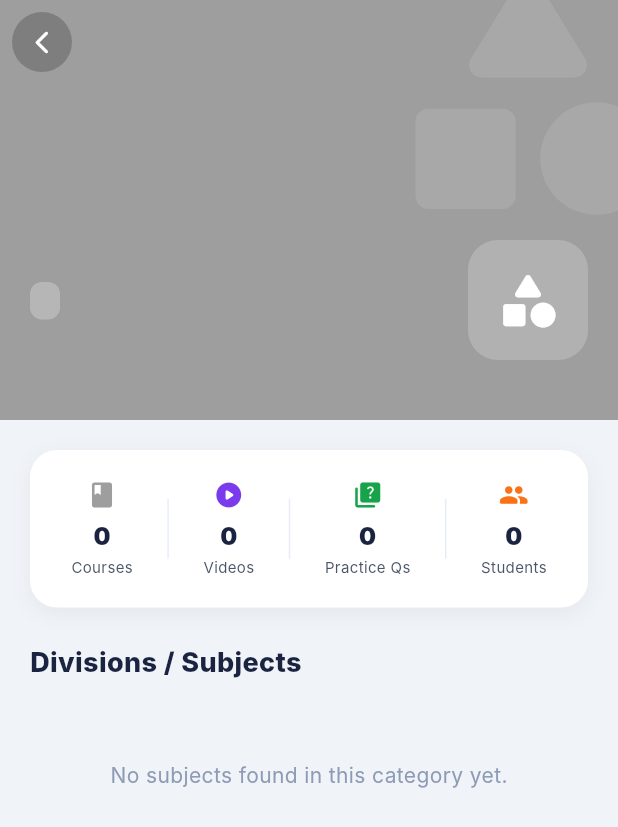
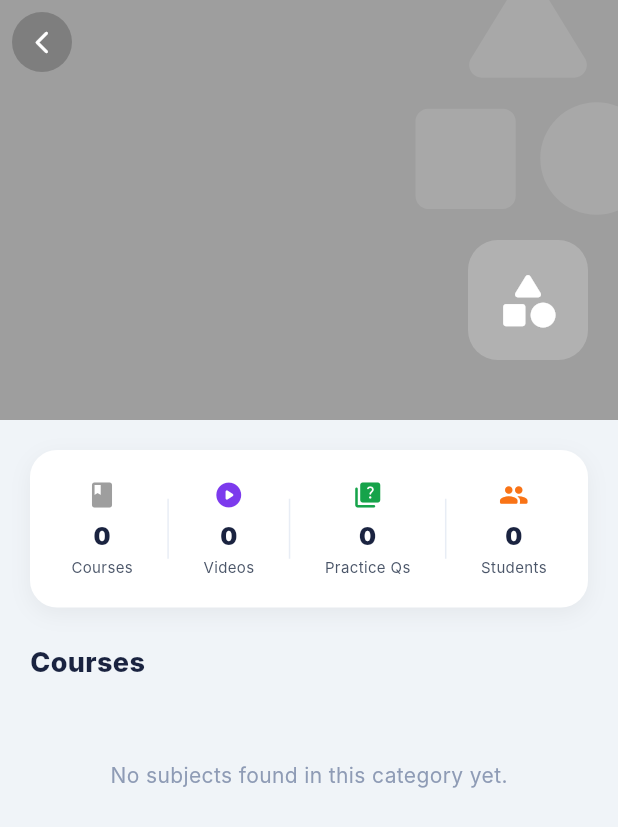
Before and after one commit to Shikur-Ebrahim/EthioClass, a Flutter app: the CategoryDetailScreen screen opened directly with empty values, on a phone screen of 412 x 824 dp. Shown: the top 827 px of the screen. Run offline on Flutter 3.47's test engine with Material 3 defaults, Android fonts, the phone set to English and light mode, and no system bars; our stand-ins replace device_info_plus, image_picker, shared_preferences, webview_flutter; accounts and stored records are empty; network calls fail; Roboto replaces fonts that are missing (Inter).

Commit message:
style: remove redundant category name pill and rename Divisions to Courses

```diff
--- a/flutter/lib/screens/user/category_detail_screen.dart
+++ b/flutter/lib/screens/user/category_detail_screen.dart
@@ -133,23 +133,6 @@ class _CategoryDetailScreenState extends State<CategoryDetailScreen> {
                                     letterSpacing: -0.5,
                                   ),
                                 ),
-                                const SizedBox(height: 8),
-                                Container(
-                                  padding: const EdgeInsets.symmetric(
-                                      horizontal: 10, vertical: 4),
-                                  decoration: BoxDecoration(
-                                    color: Colors.white.withOpacity(0.25),
-                                    borderRadius: BorderRadius.circular(8),
-                                  ),
-                                  child: Text(
-                                    widget.category.name,
-                                    style: const TextStyle(
-                                      fontSize: 12,
-                                      fontWeight: FontWeight.w600,
-                                      color: Colors.white,
-                                    ),
-                                  ),
-                                ),
                                 const SizedBox(height: 10),
                                 Text(
                                   widget.category.description,
@@ -217,7 +200,7 @@ class _CategoryDetailScreenState extends State<CategoryDetailScreen> {
             child: Padding(
               padding: EdgeInsets.fromLTRB(20, 4, 20, 12),
               child: Text(
-                'Divisions / Subjects',
+                'Courses',
                 style: TextStyle(
                   fontSize: 18,
                   fontWeight: FontWeight.w800,
```
